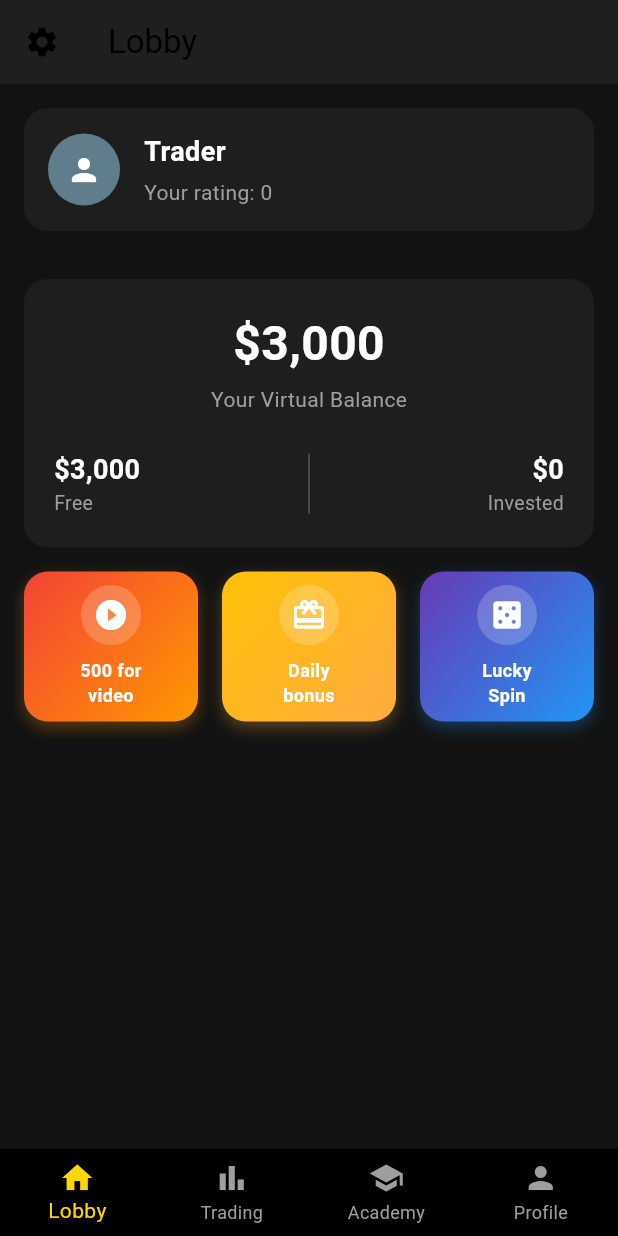
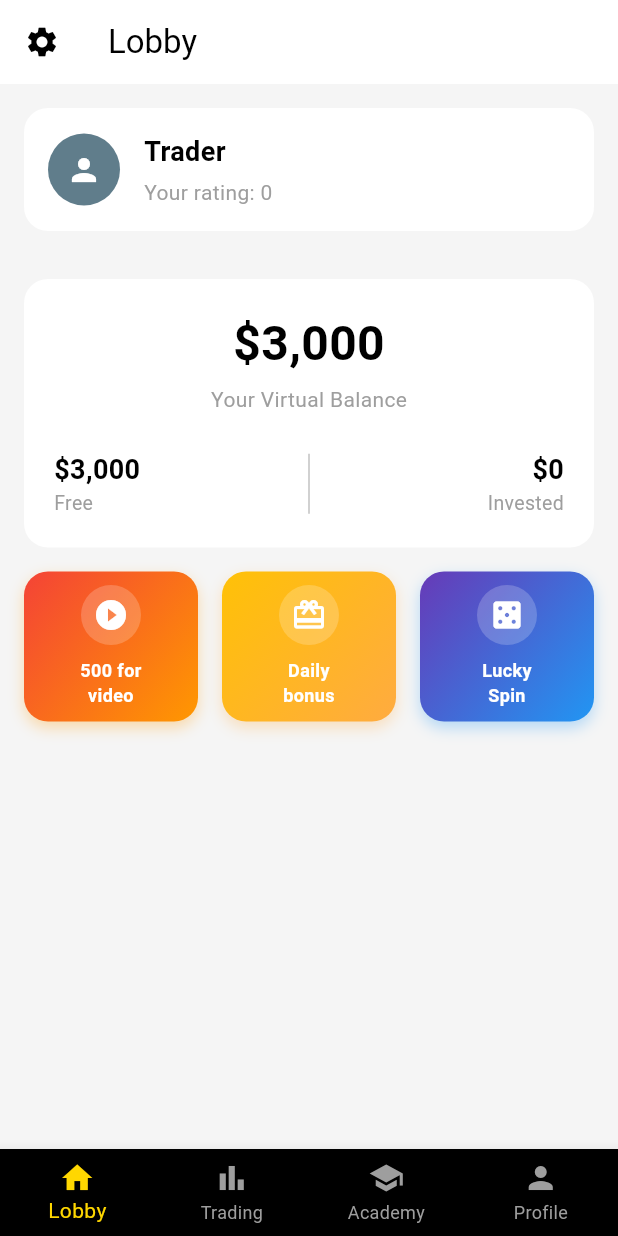
Before and after one commit to alexeyosychencko/crypto_sim-app, a Flutter app: the screen it shows after launch, after a tap on "Get Started", on a phone screen of 412 x 824 dp. Run offline on Flutter 3.47's test engine with Material 3 defaults, Android fonts, the phone set to English and light mode, and no system bars; drawn by our look-alikes of showcaseview; our stand-ins replace dio, fl_chart, flutter_fortune_wheel, flutter_riverpod, hive, hive_flutter and 1 more; accounts and stored records are empty.

```diff
--- a/lib/features/lobby/screens/lobby_screen.dart
+++ b/lib/features/lobby/screens/lobby_screen.dart
@@ -129,7 +129,7 @@ class _LobbyScreenContentState extends ConsumerState<_LobbyScreenContent> {
     return Container(
       padding: const EdgeInsets.all(16),
       decoration: BoxDecoration(
-        color: const Color(0xFF1E1E1E), // Dark card background
+        color: Theme.of(context).cardColor,
         borderRadius: BorderRadius.circular(16),
       ),
       child: Row(
@@ -142,17 +142,17 @@ class _LobbyScreenContentState extends ConsumerState<_LobbyScreenContent> {
           const SizedBox(width: 16),
           Column(
             crossAxisAlignment: CrossAxisAlignment.start,
-            children: const [
+            children: [
               Text(
                 'Trader',
                 style: TextStyle(
-                  color: Colors.white,
+                  color: Theme.of(context).colorScheme.onSurface,
                   fontSize: 18,
                   fontWeight: FontWeight.bold,
                 ),
               ),
               SizedBox(height: 4),
-              Text(
+              const Text(
                 'Your rating: 0',
                 style: TextStyle(color: Colors.grey, fontSize: 14),
               ),
@@ -195,15 +195,15 @@ class _LobbyScreenContentState extends ConsumerState<_LobbyScreenContent> {
     return Container(
       padding: const EdgeInsets.all(20),
       decoration: BoxDecoration(
-        color: const Color(0xFF1E1E1E),
+        color: Theme.of(context).cardColor,
         borderRadius: BorderRadius.circular(16),
       ),
       child: Column(
         children: [
           Text(
             _formatCurrency(total),
-            style: const TextStyle(
-              color: Colors.white,
+            style: TextStyle(
+              color: Theme.of(context).colorScheme.onSurface,
               fontSize: 32,
               fontWeight: FontWeight.bold,
             ),
@@ -222,8 +222,8 @@ class _LobbyScreenContentState extends ConsumerState<_LobbyScreenContent> {
                   children: [
                     Text(
                       _formatCurrency(freeBalance),
-                      style: const TextStyle(
-                        color: Colors.white,
+                      style: TextStyle(
+                        color: Theme.of(context).colorScheme.onSurface,
                         fontSize: 18,
                         fontWeight: FontWeight.bold,
                       ),
@@ -235,15 +235,15 @@ class _LobbyScreenContentState extends ConsumerState<_LobbyScreenContent> {
                   ],
                 ),
               ),
-              Container(width: 1, height: 40, color: Colors.white24),
+              Container(width: 1, height: 40, color: Theme.of(context).colorScheme.onSurface.withValues(alpha: 0.24)),
               Expanded(
                 child: Column(
                   crossAxisAlignment: CrossAxisAlignment.end,
                   children: [
                     Text(
                       _formatCurrency(invested),
-                      style: const TextStyle(
-                        color: Colors.white,
+                      style: TextStyle(
+                        color: Theme.of(context).colorScheme.onSurface,
                         fontSize: 18,
                         fontWeight: FontWeight.bold,
                       ),
--- a/lib/features/market/widgets/ticker_list_item.dart
+++ b/lib/features/market/widgets/ticker_list_item.dart
@@ -41,8 +41,8 @@ class TickerListItem extends StatelessWidget {
               backgroundColor: Colors.blueGrey.withValues(alpha: 0.2),
               child: Text(
                 name.isNotEmpty ? name[0] : '?',
-                style: const TextStyle(
-                  color: Colors.white,
+                style: TextStyle(
+                  color: Theme.of(context).colorScheme.onSurface,
                   fontWeight: FontWeight.bold,
                 ),
               ),
--- a/lib/features/onboarding/screens/welcome_screen.dart
+++ b/lib/features/onboarding/screens/welcome_screen.dart
@@ -26,7 +26,7 @@ class WelcomeScreen extends ConsumerWidget {
   @override
   Widget build(BuildContext context, WidgetRef ref) {
     return Scaffold(
-      backgroundColor: const Color(0xFF121212),
+      backgroundColor: Theme.of(context).scaffoldBackgroundColor,
       body: SafeArea(
         child: Padding(
           padding: const EdgeInsets.all(24.0),
@@ -39,9 +39,9 @@ class WelcomeScreen extends ConsumerWidget {
               Container(
                 height: 120,
                 width: 120,
-                decoration: const BoxDecoration(
+                decoration: BoxDecoration(
                   shape: BoxShape.circle,
-                  color: Color(0xFF1F1F1F),
+                  color: Theme.of(context).cardColor,
                 ),
                 child: const Icon(
                   Icons.auto_graph,
@@ -51,13 +51,13 @@ class WelcomeScreen extends ConsumerWidget {
               ),
               const SizedBox(height: 48),
 
-              const Text(
+              Text(
                 'Welcome, Trader!',
                 textAlign: TextAlign.center,
                 style: TextStyle(
                   fontSize: 28,
                   fontWeight: FontWeight.bold,
-                  color: Colors.white,
+                  color: Theme.of(context).colorScheme.onSurface,
                 ),
               ),
               const SizedBox(height: 16),
--- a/lib/main.dart
+++ b/lib/main.dart
@@ -42,6 +42,7 @@ class MyApp extends ConsumerWidget {
     const colorSchemeLight = ColorScheme.light(
       primary: Color(0xFFFFD700),
       secondary: Colors.blueAccent,
+      surface: Colors.white,
     );
     const colorSchemeDark = ColorScheme.dark(
       primary: Color(0xFFFFD700),
@@ -52,18 +53,26 @@ class MyApp extends ConsumerWidget {
       title: 'Crypto Sim',
       themeMode: themeMode,
       theme: ThemeData.light(useMaterial3: true).copyWith(
-        scaffoldBackgroundColor: const Color(0xFF121212),
+        scaffoldBackgroundColor: const Color(0xFFF5F5F5),
+        cardColor: Colors.white,
         appBarTheme: const AppBarTheme(
-          backgroundColor: Color(0xFF1F1F1F),
+          backgroundColor: Colors.white,
           elevation: 0,
+        ),
+        bottomNavigationBarTheme: const BottomNavigationBarThemeData(
+          backgroundColor: Colors.white,
         ),
         colorScheme: colorSchemeLight,
       ),
       darkTheme: ThemeData.dark(useMaterial3: true).copyWith(
         scaffoldBackgroundColor: const Color(0xFF121212),
+        cardColor: const Color(0xFF1E1E1E),
         appBarTheme: const AppBarTheme(
           backgroundColor: Color(0xFF1F1F1F),
           elevation: 0,
+        ),
+        bottomNavigationBarTheme: const BottomNavigationBarThemeData(
+          backgroundColor: Colors.black,
         ),
         colorScheme: colorSchemeDark,
       ),
```
Also changed, not shown: lib/features/academy/data/articles_data.dart (+15 -15 lines), lib/features/academy/screens/academy_screen.dart (+4 -4 lines), lib/features/bonus/screens/daily_bonus_screen.dart (+8 -5 lines), lib/features/bonus/widgets/day_card.dart (+4 -4 lines), lib/features/trading/screens/trading_screen.dart (+4 -4 lines), lib/features/trading/widgets/position_card.dart (+9 -5 lines), lib/features/trading/widgets/trade_history_card.dart (+5 -5 lines).
